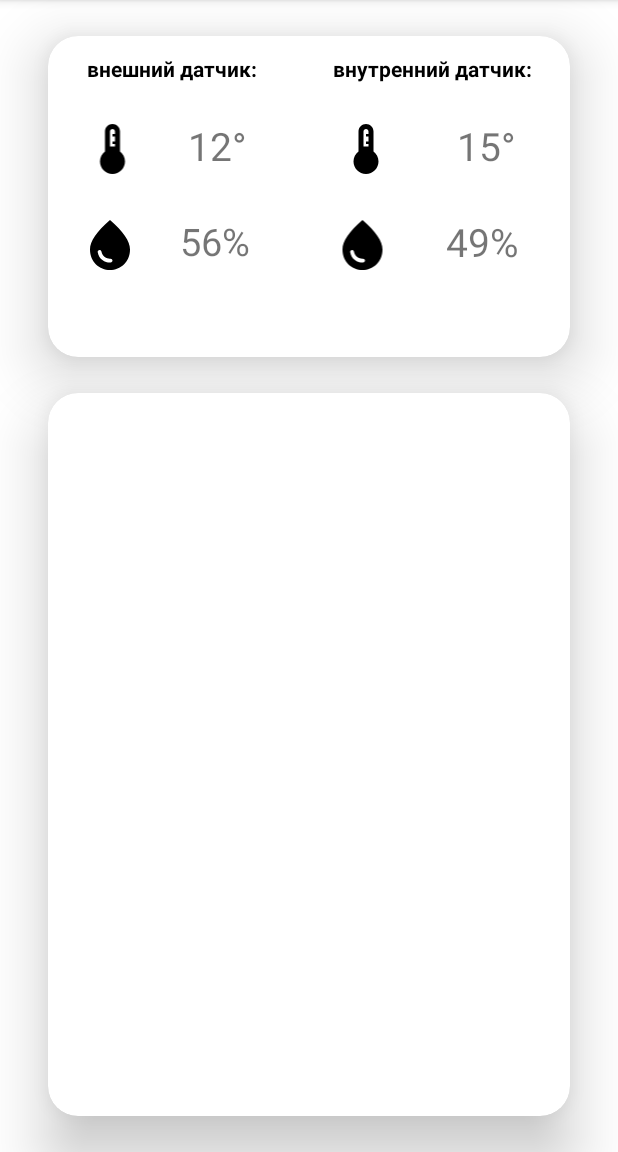
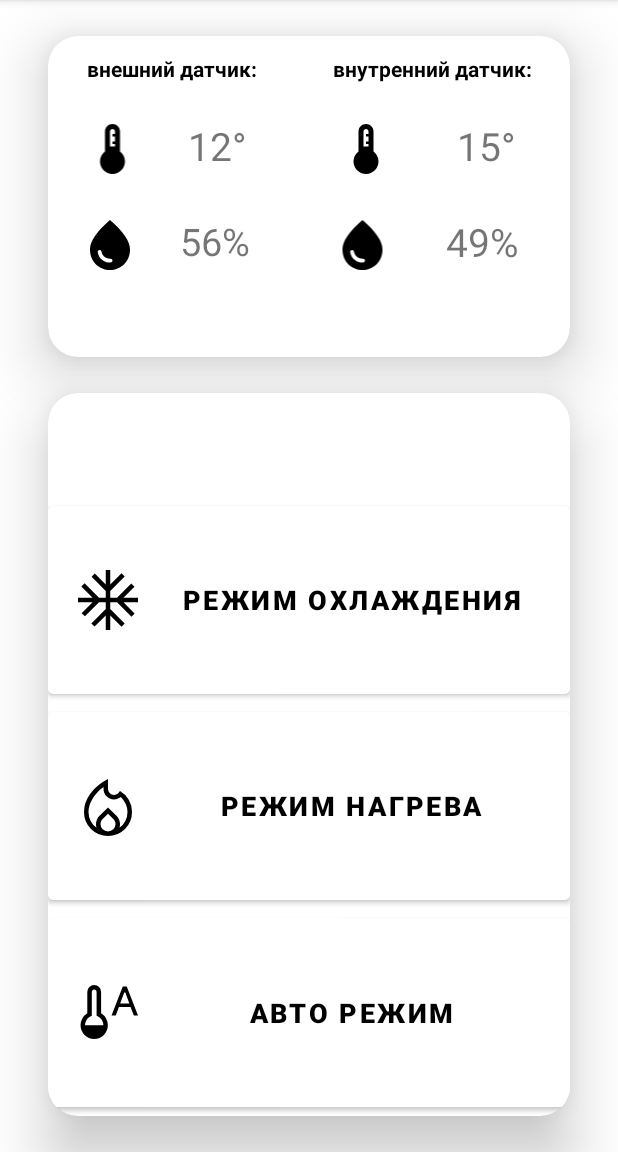
Before and after one commit to yaa-ku/fragment_navigation, an Android app: the fragment HomeFragment shown on its own in the app's theme, on a phone screen of 412 x 824 dp, the part 84-1236 px from its top. Run offline under Robolectric (Android 15) with nearby library versions, the phone set to English and light mode, and no system bars.

Commit message:
added buttons

```diff
--- a/app/src/main/java/com/example/fragment_navigation/HomeFragment.kt
+++ b/app/src/main/java/com/example/fragment_navigation/HomeFragment.kt
@@ -35,6 +35,7 @@ class HomeFragment : Fragment() {
     ): View? {
         // Inflate the layout for this fragment
         return inflater.inflate(R.layout.fragment_home, container, false)
+
     }
 
     companion object {
--- /dev/null
+++ b/app/src/main/res/drawable/ic_auto.xml
@@ -0,0 +1,9 @@
+<vector xmlns:android="http://schemas.android.com/apk/res/android"
+    android:width="48dp"
+    android:height="48dp"
+    android:viewportWidth="48"
+    android:viewportHeight="48">
+  <path
+      android:fillColor="#FF000000"
+      android:pathData="M14.8,41.95q-3.75,0 -6.425,-2.675T5.7,32.85q0,-2.4 1.2,-4.525Q8.1,26.2 10.2,24.9L10.2,10.6q0,-1.9 1.35,-3.25T14.8,6q1.9,0 3.25,1.35t1.35,3.25v14.3q2.1,1.3 3.3,3.425 1.2,2.125 1.2,4.525 0,3.75 -2.675,6.425T14.8,41.95ZM8.7,32.85h12.2q0,-1.75 -0.95,-3.45Q19,27.7 17.4,27l-1,-0.45L16.4,10.6q0,-0.7 -0.45,-1.15Q15.5,9 14.8,9t-1.15,0.45q-0.45,0.45 -0.45,1.15v15.95l-1,0.45q-1.75,0.8 -2.625,2.45 -0.875,1.65 -0.875,3.4ZM26.35,26.3 L33.85,7.05h2.65L44,26.3h-2.8l-2.15,-5.6L31.3,20.7l-2.15,5.6ZM32.1,18.35h6.15l-2.7,-7.4h-0.75Z"/>
+</vector>
--- /dev/null
+++ b/app/src/main/res/drawable/ic_hot.xml
@@ -0,0 +1,9 @@
+<vector xmlns:android="http://schemas.android.com/apk/res/android"
+    android:width="48dp"
+    android:height="48dp"
+    android:viewportWidth="48"
+    android:viewportHeight="48">
+  <path
+      android:fillColor="#FF000000"
+      android:pathData="M11,28q0,3.15 1.425,5.925T16.4,38.55q-0.2,-0.6 -0.3,-1.225Q16,36.7 16,36.1q0,-1.6 0.6,-3t1.75,-2.55L24,25l5.65,5.55q1.15,1.15 1.75,2.55 0.6,1.4 0.6,3 0,0.6 -0.1,1.225 -0.1,0.625 -0.3,1.225 2.55,-1.85 3.975,-4.625Q37,31.15 37,28q0,-2.7 -1.15,-5.275T32.55,18q-1.05,0.75 -2.2,1.175 -1.15,0.425 -2.3,0.425 -3.05,0 -5.05,-2.075T21,12.3v-1q-2.3,1.65 -4.15,3.65 -1.85,2 -3.15,4.175 -1.3,2.175 -2,4.45Q11,25.85 11,28ZM24,29.2 L20.45,32.7q-0.7,0.7 -1.075,1.55Q19,35.1 19,36.1q0,2.05 1.45,3.475Q21.9,41 24,41q2.1,0 3.55,-1.425Q29,38.15 29,36.1q0,-1 -0.375,-1.85 -0.375,-0.85 -1.075,-1.55ZM24,6v6.6q0,1.7 1.175,2.85 1.175,1.15 2.875,1.15 0.9,0 1.675,-0.375T31.1,15.1L32,14q3.7,2.1 5.85,5.85Q40,23.6 40,28q0,6.7 -4.65,11.35Q30.7,44 24,44q-6.7,0 -11.35,-4.65Q8,34.7 8,28q0,-6.4 4.3,-12.325Q16.6,9.75 24,6Z"/>
+</vector>
--- /dev/null
+++ b/app/src/main/res/drawable/ic_snow.xml
@@ -0,0 +1,9 @@
+<vector xmlns:android="http://schemas.android.com/apk/res/android"
+    android:width="48dp"
+    android:height="48dp"
+    android:viewportWidth="48"
+    android:viewportHeight="48">
+  <path
+      android:fillColor="#FF000000"
+      android:pathData="M22.5,44v-9.75l-7.45,7.45 -2.15,-2.1 9.6,-9.6v-4.5H18l-9.4,9.4 -2.2,-2.05 7.35,-7.35H4v-3h9.75L6.25,15l2.15,-2.15L18,22.5h4.5v-4.55l-9.4,-9.4 2.1,-2.2 7.3,7.35V4h3v9.7L33,6.2l2.1,2.15 -9.6,9.6v4.55h4.55l9.45,-9.45 2.15,2.1 -7.35,7.35H44v3h-9.7l7.4,7.45 -2.05,2.15 -9.6,-9.6H25.5V30l9.6,9.65 -2.05,2.15 -7.55,-7.55V44Z"/>
+</vector>
--- a/app/src/main/res/layout/fragment_home.xml
+++ b/app/src/main/res/layout/fragment_home.xml
@@ -180,6 +180,61 @@
             app:cardElevation="24dp"
             >
 
+            <LinearLayout
+                android:layout_width="match_parent"
+                android:layout_height="match_parent"
+                android:orientation="vertical">
+
+                <LinearLayout
+                    android:layout_width="match_parent"
+                    android:layout_height="wrap_content"
+                    android:layout_weight="0.25">
+
+                </LinearLayout>
+
+                <Button
+                    android:backgroundTint="@color/white"
+                    android:id="@+id/button_hot"
+                    android:layout_width="match_parent"
+                    android:layout_height="wrap_content"
+                    android:layout_weight="0.25"
+                    android:text="РЕЖИМ ОХЛАЖДЕНИЯ"
+                    android:textColor="@color/black"
+                    android:textSize="18sp"
+                    android:textStyle="bold"
+                    android:drawableLeft="@drawable/ic_snow"
+                    >
+                </Button>
+
+                <Button
+                    android:backgroundTint="@color/white"
+                    android:id="@+id/button_cold"
+                    android:layout_width="match_parent"
+                    android:layout_height="wrap_content"
+                    android:layout_weight="0.25"
+                    android:text="РЕЖИМ НАГРЕВА"
+                    android:textColor="@color/black"
+                    android:textSize="18sp"
+                    android:textStyle="bold"
+                    android:drawableLeft="@drawable/ic_hot"
+                    >
+                </Button>
+
+                <Button
+                    android:backgroundTint="@color/white"
+                    android:id="@+id/button_auto"
+                    android:layout_width="match_parent"
+                    android:layout_height="wrap_content"
+                    android:layout_weight="0.25"
+                    android:text="АВТО РЕЖИМ"
+                    android:textColor="@color/black"
+                    android:textSize="18sp"
+                    android:textStyle="bold"
+                    android:drawableLeft="@drawable/ic_auto"
+                    ></Button>
+
+            </LinearLayout>
+
         </androidx.cardview.widget.CardView>
 
 </LinearLayout>
--- /dev/null
+++ b/app/src/main/res/values/styles.xml
@@ -0,0 +1,6 @@
+<?xml version="1.0" encoding="utf-8"?>
+<resources>
+    <style name="Button.White" parent="ThemeOverlay.AppCompat">
+        <item name="colorAccent">@android:color/white</item>
+    </style>
+</resources>
```
